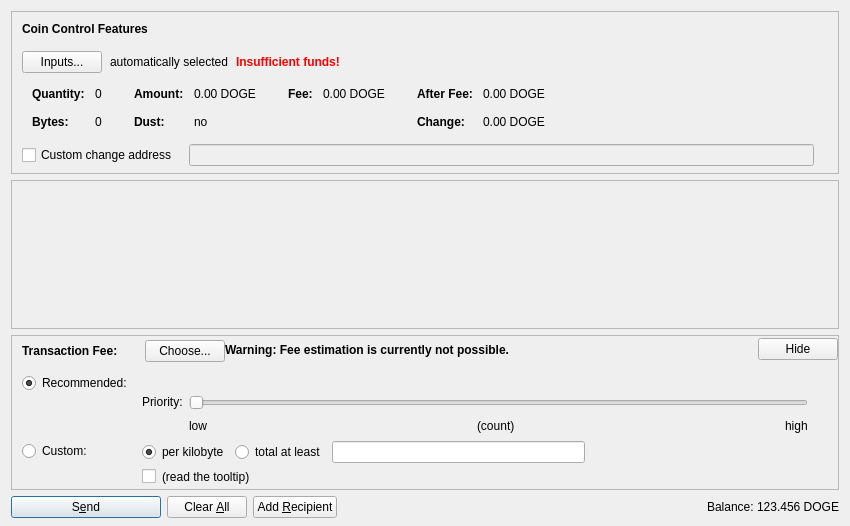
Above: src/qt/forms/sendcoinsdialog.ui from dogecoin/dogecoin before the change. Below: the same form after it.
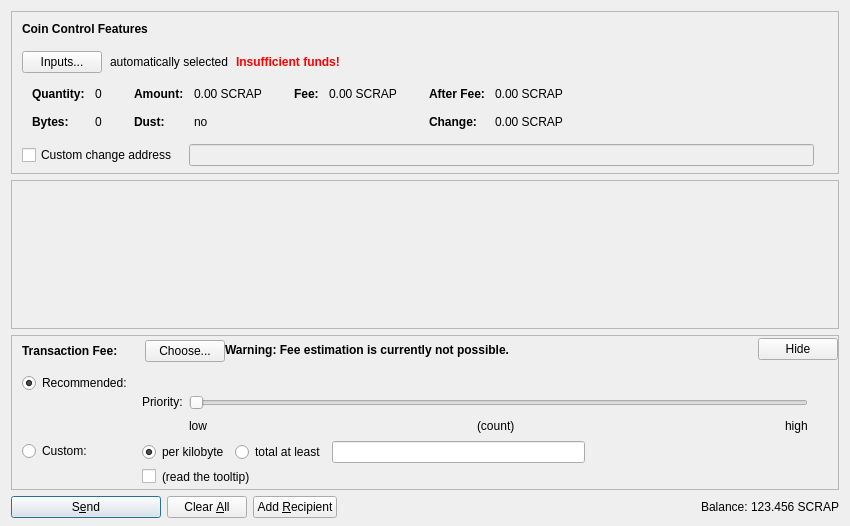
That is the form after the change. Icons and pictures are not drawn. Custom widgets are drawn as their Qt base class.

Commit message: feat: fork Dogecoin into ScrapCoin - complete network rebrand

Diff of the .ui file:
```diff
--- a/src/qt/forms/sendcoinsdialog.ui
+++ b/src/qt/forms/sendcoinsdialog.ui
@@ -324,7 +324,7 @@
                   <enum>Qt::ActionsContextMenu</enum>
                  </property>
                  <property name="text">
-                  <string notr="true">0.00 DOGE</string>
+                  <string notr="true">0.00 SCRAP</string>
                  </property>
                  <property name="textInteractionFlags">
                   <set>Qt::LinksAccessibleByMouse|Qt::TextSelectableByKeyboard|Qt::TextSelectableByMouse</set>
@@ -404,7 +404,7 @@
                   <enum>Qt::ActionsContextMenu</enum>
                  </property>
                  <property name="text">
-                  <string notr="true">0.00 DOGE</string>
+                  <string notr="true">0.00 SCRAP</string>
                  </property>
                  <property name="textInteractionFlags">
                   <set>Qt::LinksAccessibleByMouse|Qt::TextSelectableByKeyboard|Qt::TextSelectableByMouse</set>
@@ -455,7 +455,7 @@
                   <enum>Qt::ActionsContextMenu</enum>
                  </property>
                  <property name="text">
-                  <string notr="true">0.00 DOGE</string>
+                  <string notr="true">0.00 SCRAP</string>
                  </property>
                  <property name="textInteractionFlags">
                   <set>Qt::LinksAccessibleByMouse|Qt::TextSelectableByKeyboard|Qt::TextSelectableByMouse</set>
@@ -484,7 +484,7 @@
                   <enum>Qt::ActionsContextMenu</enum>
                  </property>
                  <property name="text">
-                  <string notr="true">0.00 DOGE</string>
+                  <string notr="true">0.00 SCRAP</string>
                  </property>
                  <property name="textInteractionFlags">
                   <set>Qt::LinksAccessibleByMouse|Qt::TextSelectableByKeyboard|Qt::TextSelectableByMouse</set>
@@ -1303,7 +1303,7 @@
           <cursorShape>IBeamCursor</cursorShape>
          </property>
          <property name="text">
-          <string notr="true">123.456 DOGE</string>
+          <string notr="true">123.456 SCRAP</string>
          </property>
          <property name="textInteractionFlags">
           <set>Qt::LinksAccessibleByMouse|Qt::TextSelectableByKeyboard|Qt::TextSelectableByMouse</set>
```
Left out of the diff: 6 changed lines with no effect on the pictures. The commit also changes 370 other files.
